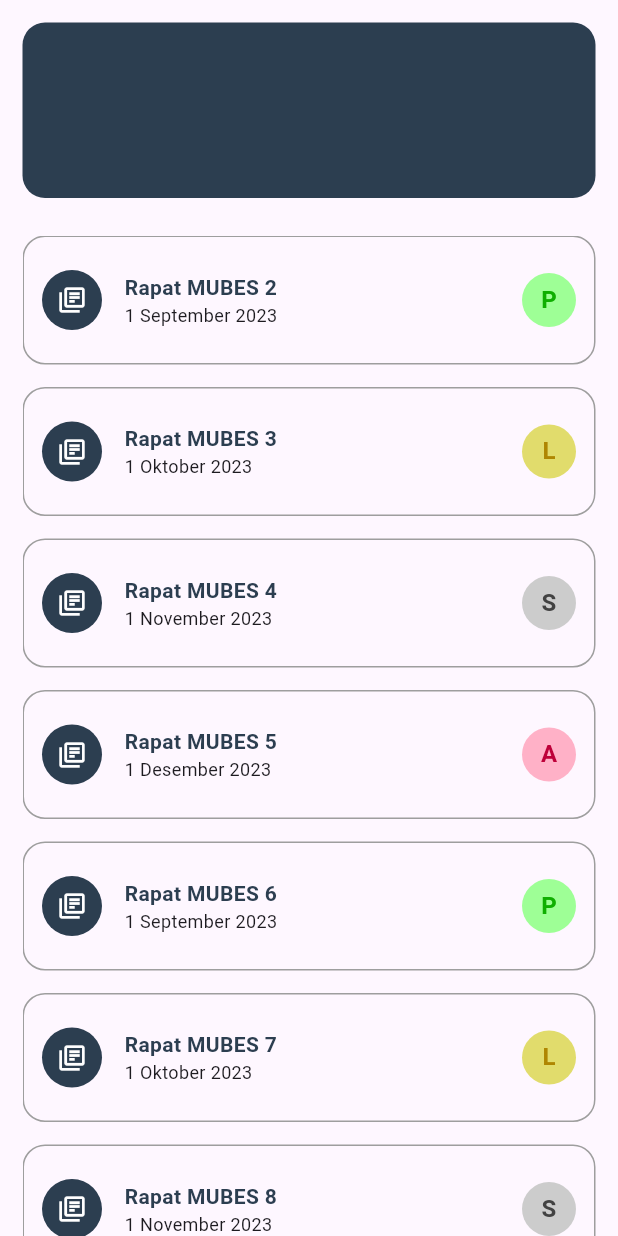
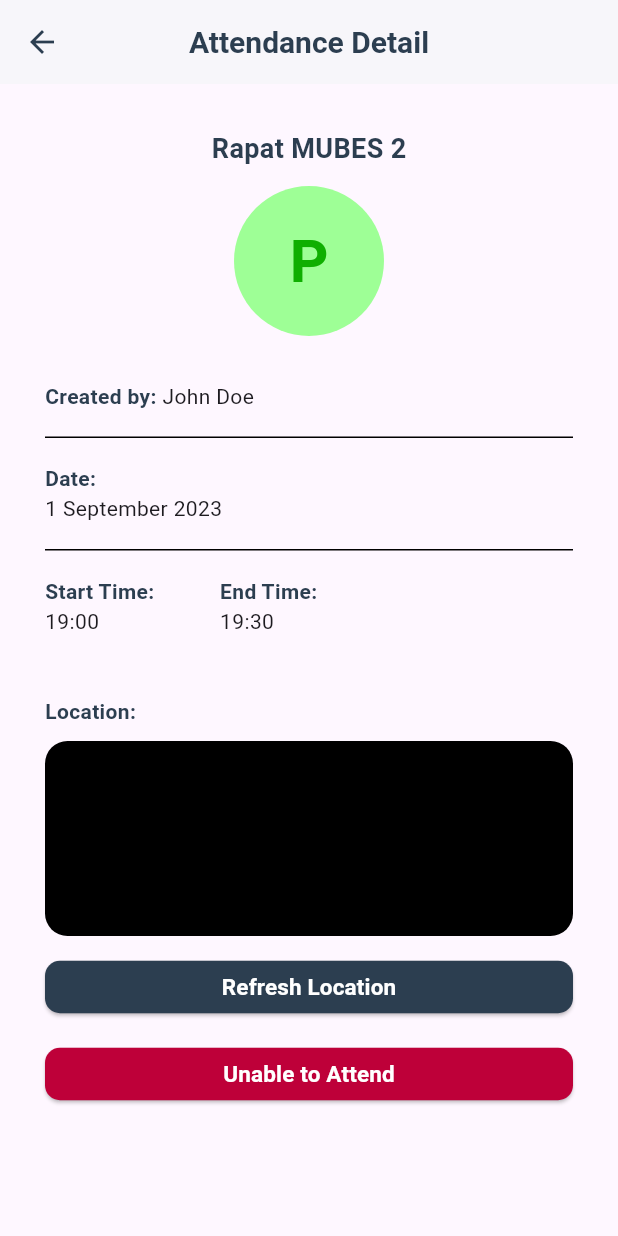
Before and after one commit to Ivanbhagaskara2608/Attendances-Flutter, a Flutter app: the SubjectDashboard widget shown alone on an empty page, opened directly with empty values, after a tap on "Rapat MUBES 2", on a phone screen of 412 x 824 dp. Run offline on Flutter 3.47's test engine with Material 3 defaults, Android fonts, the phone set to English and light mode, and no system bars; our stand-ins replace dropdown_button2, font_awesome_flutter, webview_flutter; missing offline and left inert: flutter_email_sender, mobile_scanner.

Commit message:
add attendance detail

```diff
--- a/lib/model/attendance.dart
+++ b/lib/model/attendance.dart
@@ -1,18 +1,21 @@
 class Attendance {
   final String title;
   final String createdAt;
+  final String createdBy;
   final String status;
+  final String startTime;
+  final String endTime;
 
-  Attendance(this.title, this.createdAt, this.status);
+  Attendance(this.title, this.createdAt, this.createdBy, this.status, this.startTime, this.endTime);
 }
 
 List attendances = [
-  Attendance("Rapat MUBES 2", "1 September 2023", "P"),
-  Attendance("Rapat MUBES 3", "1 Oktober 2023", "L"),
-  Attendance("Rapat MUBES 4", "1 November 2023", "S"),
-  Attendance("Rapat MUBES 5", "1 Desember 2023", "A"),
-  Attendance("Rapat MUBES 6", "1 September 2023", "P"),
-  Attendance("Rapat MUBES 7", "1 Oktober 2023", "L"),
-  Attendance("Rapat MUBES 8", "1 November 2023", "S"),
-  Attendance("Rapat MUBES 9", "1 Desember 2023", "A"),
+  Attendance("Rapat MUBES 2", "1 September 2023", "John Doe","P", "19:00", "19:30"),
+  Attendance("Rapat MUBES 3", "1 Oktober 2023","John Doe","L", "19:00", "19:30"),
+  Attendance("Rapat MUBES 4", "1 November 2023", "John Doe","S", "19:00", "19:30"),
+  Attendance("Rapat MUBES 5", "1 Desember 2023", "John Doe","A", "19:00", "19:30"),
+  Attendance("Rapat MUBES 6", "1 September 2023", "John Doe","P", "19:00", "19:30"),
+  Attendance("Rapat MUBES 7", "1 Oktober 2023", "John Doe","L", "19:00", "19:30"),
+  Attendance("Rapat MUBES 8", "1 November 2023", "John Doe","S", "19:00", "19:30"),
+  Attendance("Rapat MUBES 9", "1 Desember 2023", "John Doe","A", "19:00", "19:30"),
 ];
--- /dev/null
+++ b/lib/pages/attendance_detail_page.dart
@@ -0,0 +1,246 @@
+import 'package:flutter/material.dart';
+import 'package:flutter_application_1/model/attendance.dart';
+
+class AttendanceDetailPage extends StatelessWidget {
+  final Attendance attendance;
+  AttendanceDetailPage(this.attendance, {super.key});
+
+  @override
+  Widget build(BuildContext context) {
+    Color statusBackgroundColor = (() {
+      switch (attendance.status) {
+        case "P":
+          return Color.fromARGB(255, 158, 255, 150);
+        case "L":
+          return Color.fromARGB(255, 225, 220, 108);
+        case "S":
+          return Color.fromARGB(255, 204, 204, 204);
+        case "A":
+          return Color.fromARGB(255, 255, 177, 199);
+        default:
+          return Color.fromARGB(
+              255, 122, 173, 223); // atau warna default lainnya
+      }
+    })();
+
+    Color statusTextColor = (() {
+      switch (attendance.status) {
+        case "P":
+          return Color.fromARGB(255, 15, 175, 1);
+        case "L":
+          return Color.fromARGB(255, 175, 134, 1);
+        case "S":
+          return Color.fromARGB(255, 66, 66, 66);
+        case "A":
+          return Color.fromARGB(255, 190, 0, 57);
+        default:
+          return Color.fromARGB(255, 44, 62, 80); // atau warna default lainnya
+      }
+    })();
+
+    return Scaffold(
+      appBar: AppBar(
+        title: Text(
+          "Attendance Detail",
+          style: TextStyle(
+              fontSize: 20,
+              fontWeight: FontWeight.bold,
+              color: Color.fromARGB(255, 44, 62, 80)),
+        ),
+        centerTitle: true,
+        backgroundColor: Colors.white,
+        iconTheme: IconThemeData(color: const Color.fromARGB(255, 44, 62, 80)),
+        elevation: 1,
+      ),
+      body: Padding(
+        padding: const EdgeInsets.symmetric(vertical: 30, horizontal: 30),
+        child: Center(
+            child: ListView(children: [
+          Column(
+            children: [
+              Text(
+                attendance.title,
+                style: TextStyle(
+                    fontWeight: FontWeight.bold,
+                    fontSize: 18,
+                    color: Color.fromARGB(255, 44, 62, 80)),
+              ),
+              SizedBox(
+                height: 12,
+              ),
+              CircleAvatar(
+                radius: 50,
+                backgroundColor: statusBackgroundColor,
+                child: Text(
+                  attendance.status.toUpperCase(),
+                  style: TextStyle(
+                    fontWeight: FontWeight.bold,
+                    fontSize: 40,
+                    color: statusTextColor,
+                  ),
+                ),
+              ),
+            ],
+          ),
+          SizedBox(
+            height: 30,
+          ),
+          Column(
+            crossAxisAlignment: CrossAxisAlignment.start,
+            children: [
+              Row(
+                children: [
+                  Text(
+                    "Created by: ",
+                    style: TextStyle(
+                        fontWeight: FontWeight.bold,
+                        fontSize: 14,
+                        color: Color.fromARGB(255, 44, 62, 80)),
+                  ),
+                  Text(
+                    attendance.createdBy,
+                    style: TextStyle(fontSize: 14),
+                  )
+                ],
+              ),
+              Container(
+                margin: EdgeInsets.only(top: 10, bottom: 10),
+                child: Divider(
+                  height: 15,
+                  color: Colors.black,
+                ),
+              ),
+              Text(
+                "Date: ",
+                style: TextStyle(
+                    fontWeight: FontWeight.bold,
+                    fontSize: 14,
+                    color: Color.fromARGB(255, 44, 62, 80)),
+              ),
+              Text(
+                attendance.createdAt,
+                style: TextStyle(fontSize: 14),
+              ),
+              Container(
+                margin: EdgeInsets.only(top: 10, bottom: 10),
+                child: Divider(
+                  height: 15,
+                  color: Colors.black,
+                ),
+              ),
+              Row(
+                children: [
+                  Column(
+                    crossAxisAlignment: CrossAxisAlignment.start,
+                    children: [
+                      Text(
+                        "Start Time: ",
+                        style: TextStyle(
+                            fontWeight: FontWeight.bold,
+                            fontSize: 14,
+                            color: Color.fromARGB(255, 44, 62, 80)),
+                      ),
+                      Text(
+                        attendance.startTime,
+                        style: TextStyle(fontSize: 14),
+                      ),
+                      Container(
+                        margin: EdgeInsets.only(top: 10),
+                        color: Colors.black,
+                        child: Divider(
+                          height: 15,
+                          color: Colors.black,
+                        ),
+                      ),
+                    ],
+                  ),
+                  SizedBox(width: 40),
+                  Column(
+                    crossAxisAlignment: CrossAxisAlignment.start,
+                    children: [
+                      Text(
+                        "End Time: ",
+                        style: TextStyle(
+                            fontWeight: FontWeight.bold,
+                            fontSize: 14,
+                            color: Color.fromARGB(255, 44, 62, 80)),
+                      ),
+                      Text(
+                        attendance.endTime,
+                        style: TextStyle(fontSize: 14),
+                      ),
+                      Container(
+                        margin: EdgeInsets.only(top: 10),
+                        child: Divider(
+                          height: 15,
+                          color: Colors.black,
+                        ),
+                      ),
+                    ],
+                  )
+                ],
+              ),
+              SizedBox(
+                height: 15,
+              ),
+              Text(
+                "Location: ",
+                style: TextStyle(
+                    fontWeight: FontWeight.bold,
+                    fontSize: 14,
+                    color: Color.fromARGB(255, 44, 62, 80)),
+              ),
+            ],
+          ),
+          SizedBox(
+            height: 10,
+          ),
+          Container(
+            width: double.infinity,
+            height: 130,
+            decoration: BoxDecoration(
+              color: Colors.black,
+              borderRadius: BorderRadius.circular(15),
+            ),
+          ),
+          Padding(
+            padding: const EdgeInsets.only(top: 10),
+            child: ElevatedButton(
+              onPressed: () {},
+              style: ElevatedButton.styleFrom(
+                  backgroundColor: Color.fromARGB(255, 44, 62, 80),
+                  minimumSize: Size.fromHeight(35),
+                  shape: RoundedRectangleBorder(
+                      borderRadius: BorderRadius.circular(10.0))),
+              child: Text(
+                "Refresh Location",
+                style: TextStyle(
+                    fontWeight: FontWeight.bold,
+                    fontSize: 15,
+                    color: Colors.white),
+              ),
+            ),
+          ),
+          Padding(
+            padding: const EdgeInsets.only(top: 10),
+            child: ElevatedButton(
+              onPressed: () {},
+              style: ElevatedButton.styleFrom(
+                  backgroundColor: Color.fromARGB(255, 190, 0, 57),
+                  minimumSize: Size.fromHeight(35),
+                  shape: RoundedRectangleBorder(
+                      borderRadius: BorderRadius.circular(10.0))),
+              child: Text(
+                "Unable to Attend",
+                style: TextStyle(
+                    fontWeight: FontWeight.bold,
+                    fontSize: 15,
+                    color: Colors.white),
+              ),
+            ),
+          ),
+        ])),
+      ),
+    );
+  }
+}
--- a/lib/pages/subject_dashboard.dart
+++ b/lib/pages/subject_dashboard.dart
@@ -59,9 +59,7 @@ class SubjectDashboard extends StatelessWidget {
                 Attendance attendance = attendances[index];
 
                 return AttendanceCard(
-                  attendance.title,
-                  attendance.createdAt,
-                  attendance.status,
+                  attendance
                 );
               },
             ),
--- a/lib/widgets/attendance_card.dart
+++ b/lib/widgets/attendance_card.dart
@@ -1,16 +1,18 @@
 import 'package:flutter/material.dart';
+import 'package:flutter_application_1/model/attendance.dart';
+import 'package:flutter_application_1/pages/attendance_detail_page.dart';
 
 class AttendanceCard extends StatelessWidget {
-  final String title;
-  final String createdAt;
-  final String status;
+  final Attendance attendance;
 
-  AttendanceCard(this.title, this.createdAt, this.status);
+  AttendanceCard(
+    this.attendance
+  );
 
   @override
   Widget build(BuildContext context) {
     Color statusBackgroundColor = (() {
-      switch (status) {
+      switch (attendance.status) {
         case "P":
           return Color.fromARGB(255, 158, 255, 150);
         case "L":
@@ -26,7 +28,7 @@ class AttendanceCard extends StatelessWidget {
     })();
 
     Color statusTextColor = (() {
-      switch (status) {
+      switch (attendance.status) {
         case "P":
           return Color.fromARGB(255, 15, 175, 1);
         case "L":
@@ -53,7 +55,10 @@ class AttendanceCard extends StatelessWidget {
         color: Colors.transparent,
         child: InkWell(
           splashColor: Colors.grey,
-          onTap: () {},
+          onTap: () {
+            Navigator.push(context,
+                  MaterialPageRoute(builder: (context) => AttendanceDetailPage(attendance)));
+          },
           borderRadius: BorderRadius.circular(15),
           child: Padding(
             padding: EdgeInsets.symmetric(vertical: 22, horizontal: 12),
@@ -74,14 +79,14 @@ class AttendanceCard extends StatelessWidget {
                 crossAxisAlignment: CrossAxisAlignment.start,
                 children: [
                   Text(
-                    title,
+                    attendance.title,
                     style: TextStyle(
                         fontSize: 14,
                         fontWeight: FontWeight.bold,
                         color: Color.fromARGB(255, 44, 62, 80)),
                   ),
                   Text(
-                    createdAt,
+                    attendance.createdAt,
                     style: TextStyle(fontSize: 12),
                   )
                 ],
@@ -91,7 +96,7 @@ class AttendanceCard extends StatelessWidget {
                 backgroundColor: statusBackgroundColor,
                 maxRadius: 18,
                 child: Text(
-                  status.toUpperCase(),
+                  attendance.status.toUpperCase(),
                   style: TextStyle(
                     fontWeight: FontWeight.bold,
                     fontSize: 16,
```
